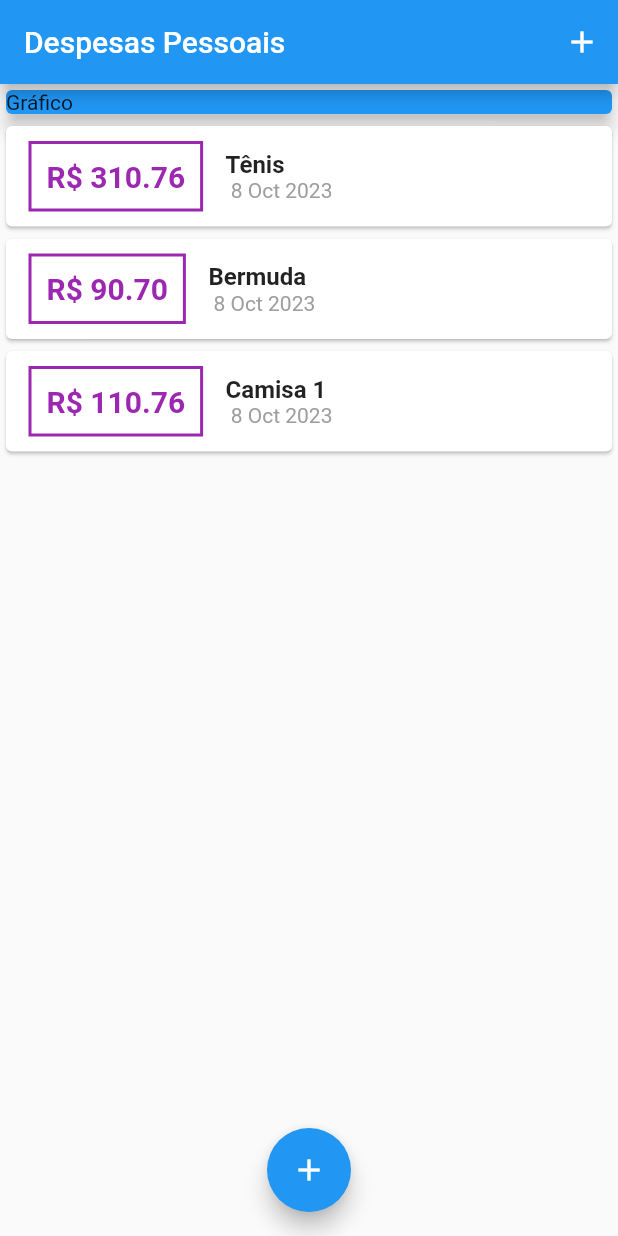
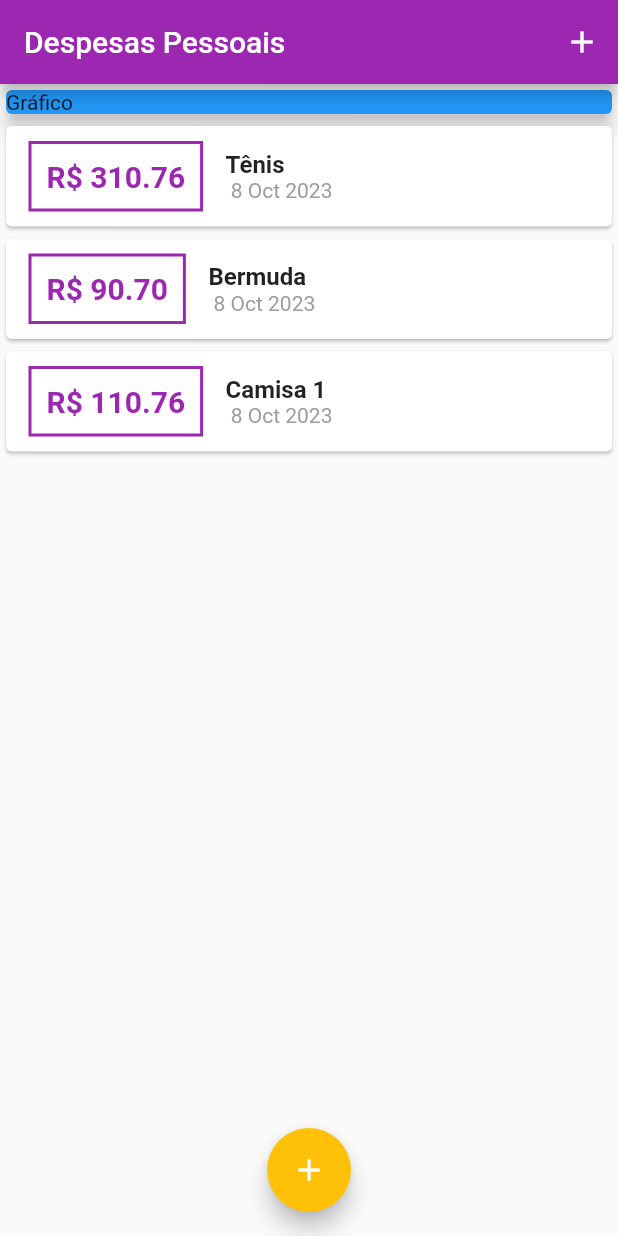
Before and after one commit to augustoprogramador/expenses, a Flutter app: the screen it shows after launch, on a phone screen of 412 x 824 dp. Run offline on Flutter 3.47's test engine with Material 2 defaults, Android fonts, the phone set to English and light mode, and no system bars.

Commit message:
Inserção de tema da Aplicação

```diff
--- a/lib/components/transaction_list.dart
+++ b/lib/components/transaction_list.dart
@@ -31,14 +31,14 @@ class TransactionList extends StatelessWidget {
                   decoration: BoxDecoration(
                     border: Border.all(
                       width: 2,
-                      color: Colors.purple,
+                      color: Theme.of(context).colorScheme.primary,
                     ),
                   ),
                   padding: const EdgeInsets.all(10),
                   child: Text(
                     'R\$ ${tr.value.toStringAsFixed(2)}',
-                    style: const TextStyle(
-                      color: Colors.purple,
+                    style: TextStyle(
+                      color: Theme.of(context).colorScheme.primary,
                       fontWeight: FontWeight.bold,
                       fontSize: 20,
                     ),
--- a/lib/main.dart
+++ b/lib/main.dart
@@ -18,6 +18,14 @@ class ExpensesApp extends StatelessWidget {
   Widget build(BuildContext context) {
     return MaterialApp(
       home: MyHomePage(),
+      theme: ThemeData(
+        colorScheme: ColorScheme.fromSwatch(
+          primarySwatch: Colors.purple,
+        ).copyWith(
+          secondary: Colors.amber,
+        ),
+        // primarySwatch: Colors.purple,
+      ),
     );
   }
 }
@@ -69,6 +77,7 @@ class _MyHomePageState extends State<MyHomePage> {
     return Scaffold(
       resizeToAvoidBottomInset: true,
       appBar: AppBar(
+        // backgroundColor: Theme.of(context).primaryColor,
         title: const Text('Despesas Pessoais'),
         actions: [
           IconButton(
@@ -99,6 +108,7 @@ class _MyHomePageState extends State<MyHomePage> {
         ),
       ),
       floatingActionButton: FloatingActionButton(
+        // backgroundColor: Theme.of(context).primaryColor,
         child: Icon(Icons.add),
         onPressed: () {
           _openTransactionFormModal(context);
```
